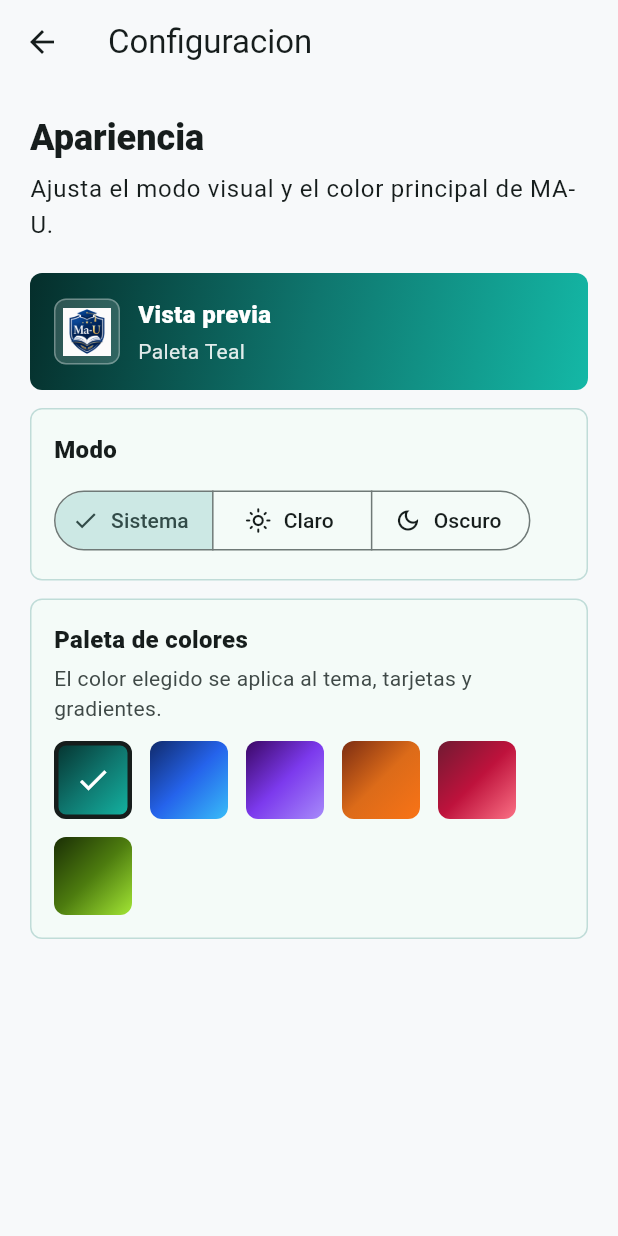
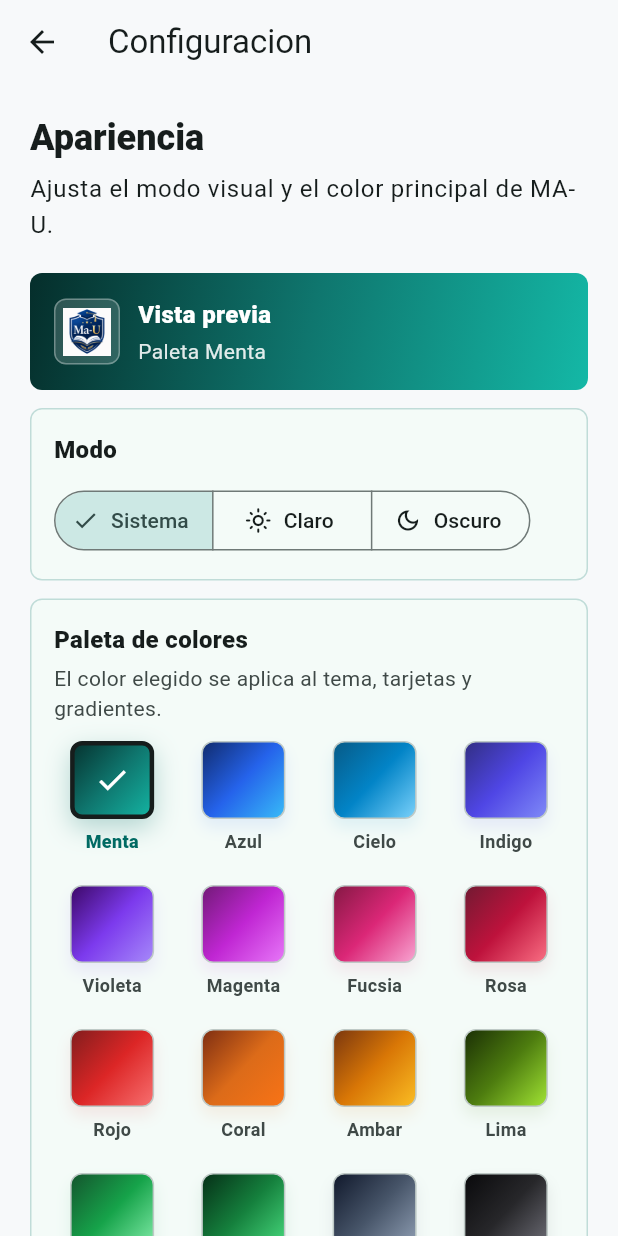
Before and after one commit to MauricioSalvadorC/ma-u-flutter, a Flutter app: the SettingsScreen screen opened directly, on a phone screen of 412 x 824 dp. Run offline on Flutter 3.47's test engine with Material 3 defaults, Android fonts, the phone set to English and light mode, and no system bars.

Commit message:
feat: more colors

```diff
--- a/lib/core/settings/app_settings_controller.dart
+++ b/lib/core/settings/app_settings_controller.dart
@@ -34,7 +34,7 @@ class AppPalette {
 
   static const colors = [
     AppColorOption(
-      name: 'Teal',
+      name: 'Menta',
       color: Color(0xFF0F766E),
       gradientStart: Color(0xFF052E2B),
       gradientEnd: Color(0xFF14B8A6),
@@ -46,10 +46,46 @@ class AppPalette {
       gradientEnd: Color(0xFF38BDF8),
     ),
     AppColorOption(
+      name: 'Cielo',
+      color: Color(0xFF0284C7),
+      gradientStart: Color(0xFF075985),
+      gradientEnd: Color(0xFF7DD3FC),
+    ),
+    AppColorOption(
+      name: 'Indigo',
+      color: Color(0xFF4F46E5),
+      gradientStart: Color(0xFF312E81),
+      gradientEnd: Color(0xFF818CF8),
+    ),
+    AppColorOption(
       name: 'Violeta',
       color: Color(0xFF7C3AED),
       gradientStart: Color(0xFF3B0764),
       gradientEnd: Color(0xFFA78BFA),
+    ),
+    AppColorOption(
+      name: 'Magenta',
+      color: Color(0xFFC026D3),
+      gradientStart: Color(0xFF701A75),
+      gradientEnd: Color(0xFFE879F9),
+    ),
+    AppColorOption(
+      name: 'Fucsia',
+      color: Color(0xFFDB2777),
+      gradientStart: Color(0xFF831843),
+      gradientEnd: Color(0xFFF9A8D4),
+    ),
+    AppColorOption(
+      name: 'Rosa',
+      color: Color(0xFFBE123C),
+      gradientStart: Color(0xFF701A32),
+      gradientEnd: Color(0xFFFB7185),
+    ),
+    AppColorOption(
+      name: 'Rojo',
+      color: Color(0xFFDC2626),
+      gradientStart: Color(0xFF7F1D1D),
+      gradientEnd: Color(0xFFF87171),
     ),
     AppColorOption(
       name: 'Coral',
@@ -58,16 +94,40 @@ class AppPalette {
       gradientEnd: Color(0xFFF97316),
     ),
     AppColorOption(
-      name: 'Rosa',
-      color: Color(0xFFBE123C),
-      gradientStart: Color(0xFF701A32),
-      gradientEnd: Color(0xFFFB7185),
+      name: 'Ambar',
+      color: Color(0xFFD97706),
+      gradientStart: Color(0xFF78350F),
+      gradientEnd: Color(0xFFFBBF24),
     ),
     AppColorOption(
       name: 'Lima',
       color: Color(0xFF4D7C0F),
       gradientStart: Color(0xFF1A2E05),
       gradientEnd: Color(0xFFA3E635),
+    ),
+    AppColorOption(
+      name: 'Verde',
+      color: Color(0xFF16A34A),
+      gradientStart: Color(0xFF14532D),
+      gradientEnd: Color(0xFF86EFAC),
+    ),
+    AppColorOption(
+      name: 'Bosque',
+      color: Color(0xFF15803D),
+      gradientStart: Color(0xFF052E16),
+      gradientEnd: Color(0xFF4ADE80),
+    ),
+    AppColorOption(
+      name: 'Grafito',
+      color: Color(0xFF475569),
+      gradientStart: Color(0xFF0F172A),
+      gradientEnd: Color(0xFF94A3B8),
+    ),
+    AppColorOption(
+      name: 'Carbon',
+      color: Color(0xFF27272A),
+      gradientStart: Color(0xFF09090B),
+      gradientEnd: Color(0xFF71717A),
     ),
   ];
 
--- a/lib/features/settings/presentation/settings_screen.dart
+++ b/lib/features/settings/presentation/settings_screen.dart
@@ -178,17 +178,24 @@ class _ColorPanel extends StatelessWidget {
               ),
             ),
             const SizedBox(height: 12),
-            Wrap(
-              spacing: 12,
-              runSpacing: 12,
-              children: [
-                for (final option in AppPalette.colors)
-                  _ColorSwatchButton(
+            GridView.builder(
+              shrinkWrap: true,
+              physics: const NeverScrollableScrollPhysics(),
+              itemCount: AppPalette.colors.length,
+              gridDelegate: const SliverGridDelegateWithMaxCrossAxisExtent(
+                maxCrossAxisExtent: 92,
+                mainAxisExtent: 84,
+                crossAxisSpacing: 10,
+                mainAxisSpacing: 12,
+              ),
+              itemBuilder: (context, index) {
+                final option = AppPalette.colors[index];
+                return _ColorSwatchButton(
                   option: option,
                   isSelected: settings.seedColor == option.color,
                   onTap: () => settings.setSeedColor(option.color),
-                  ),
-              ],
+                );
+              },
             ),
           ],
         ),
@@ -217,25 +224,55 @@ class _ColorSwatchButton extends StatelessWidget {
       child: InkWell(
         borderRadius: BorderRadius.circular(8),
         onTap: onTap,
-        child: Container(
-          width: 52,
+        child: Column(
+          children: [
+            Container(
+              width: 56,
               height: 52,
               decoration: BoxDecoration(
                 gradient: LinearGradient(
-              colors: [option.gradientStart, option.color, option.gradientEnd],
+                  colors: [
+                    option.gradientStart,
+                    option.color,
+                    option.gradientEnd,
+                  ],
                   begin: Alignment.topLeft,
                   end: Alignment.bottomRight,
                 ),
                 borderRadius: BorderRadius.circular(8),
                 border: Border.all(
-              color: isSelected ? colorScheme.onSurface : Colors.transparent,
-              width: 3,
+                  color: isSelected
+                      ? colorScheme.onSurface
+                      : colorScheme.outlineVariant,
+                  width: isSelected ? 3 : 1,
                 ),
+                boxShadow: [
+                  BoxShadow(
+                    color: option.color.withAlpha(isSelected ? 72 : 24),
+                    blurRadius: isSelected ? 14 : 8,
+                    offset: const Offset(0, 6),
+                  ),
+                ],
               ),
               child: isSelected
                   ? const Icon(Icons.check, color: Colors.white)
                   : const SizedBox.shrink(),
             ),
+            const SizedBox(height: 6),
+            Text(
+              option.name,
+              maxLines: 1,
+              overflow: TextOverflow.ellipsis,
+              style: TextStyle(
+                fontSize: 12,
+                fontWeight: isSelected ? FontWeight.w800 : FontWeight.w600,
+                color: isSelected
+                    ? colorScheme.primary
+                    : colorScheme.onSurfaceVariant,
+              ),
+            ),
+          ],
+        ),
       ),
     );
   }
```
Lines whose indentation alone changed are shown as unchanged.
